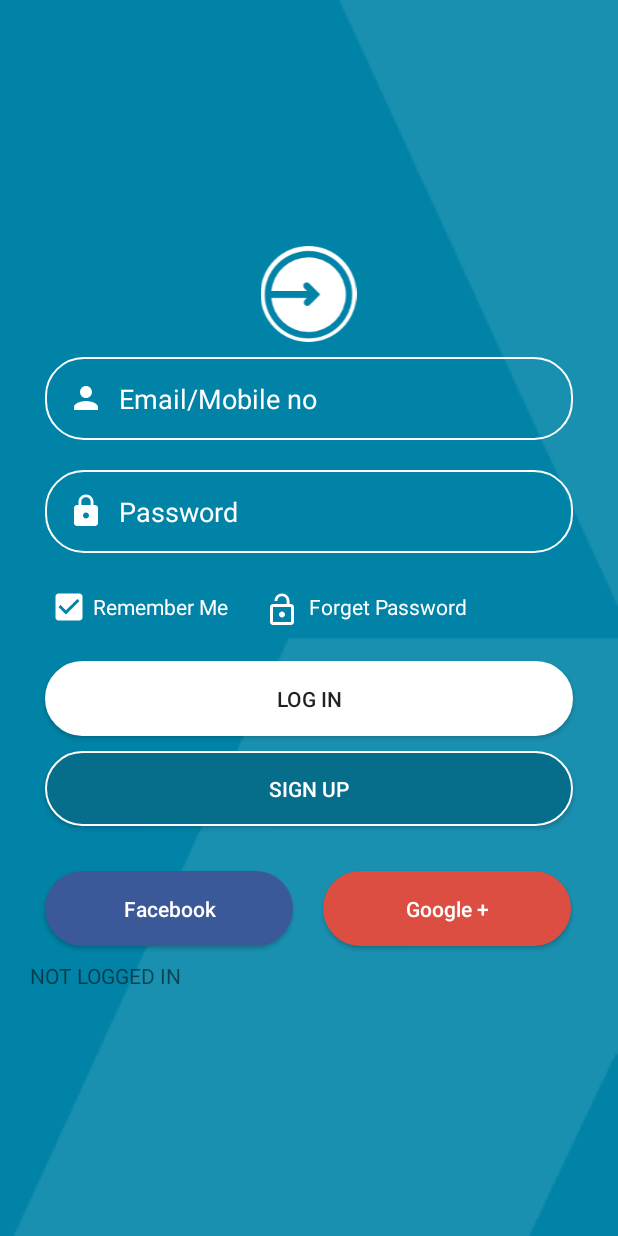
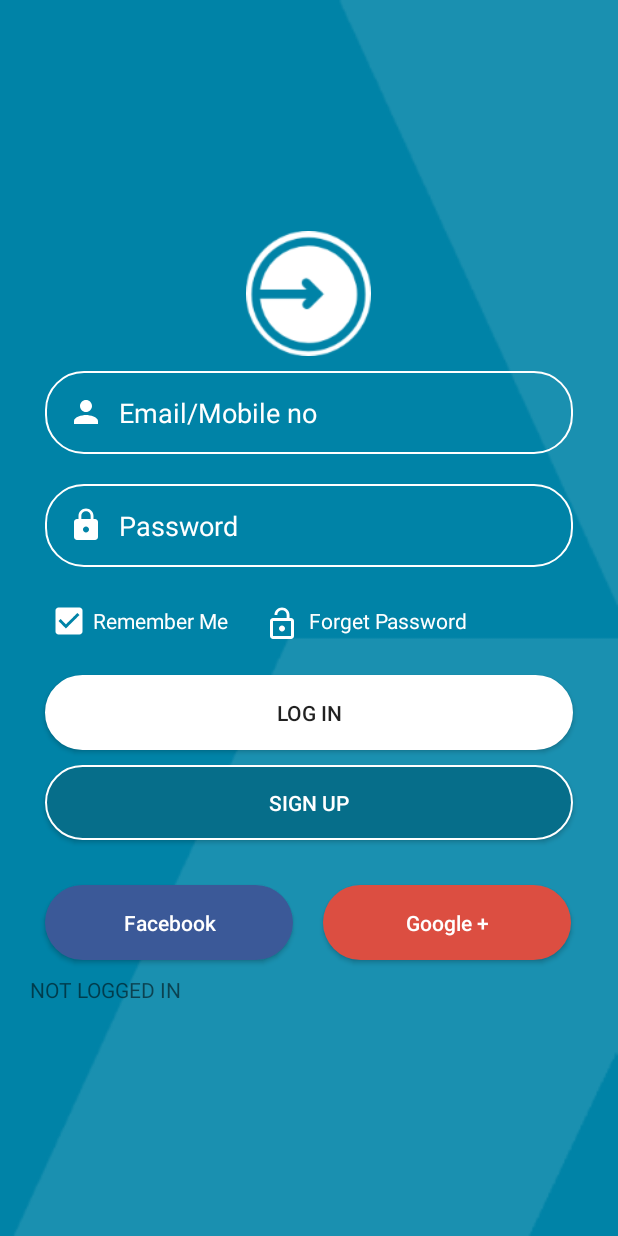
Before and after one commit to devucp/SecurityApplication, an Android app: the layout activity_main.xml on its own in the app's theme, with its tools: preview values and no code run, on a phone screen of 412 x 824 dp. Run offline under Robolectric (Android 15) with nearby library versions, the phone set to English and light mode, and no system bars.

Commit message:
logo change

```diff
--- a/app/src/main/res/layout/activity_main.xml
+++ b/app/src/main/res/layout/activity_main.xml
@@ -11,8 +11,9 @@
 
     <ImageView
         android:layout_width="90dp"
-        android:layout_height="wrap_content"
-        android:src="@mipmap/login" />
+        android:layout_height="83dp"
+        android:src="@mipmap/login"
+        app:srcCompat="@mipmap/ic_launcher_foreground" />
 
     <EditText
         android:id="@+id/editEmail"
```
Also changed, not shown: app/src/main/ic_launcher-web.png, app/src/main/res/mipmap-hdpi/ic_launcher.png, app/src/main/res/mipmap-hdpi/ic_launcher_foreground.png, app/src/main/res/mipmap-hdpi/ic_launcher_round.png, app/src/main/res/mipmap-mdpi/ic_launcher.png, app/src/main/res/mipmap-mdpi/ic_launcher_foreground.png, app/src/main/res/mipmap-mdpi/ic_launcher_round.png, app/src/main/res/mipmap-xhdpi/ic_launcher.png, app/src/main/res/mipmap-xhdpi/ic_launcher_foreground.png, app/src/main/res/mipmap-xhdpi/ic_launcher_round.png, app/src/main/res/mipmap-xxhdpi/ic_launcher.png, app/src/main/res/mipmap-xxhdpi/ic_launcher_foreground.png, app/src/main/res/mipmap-xxhdpi/ic_launcher_round.png, app/src/main/res/mipmap-xxxhdpi/ic_launcher.png, 2 more files.
